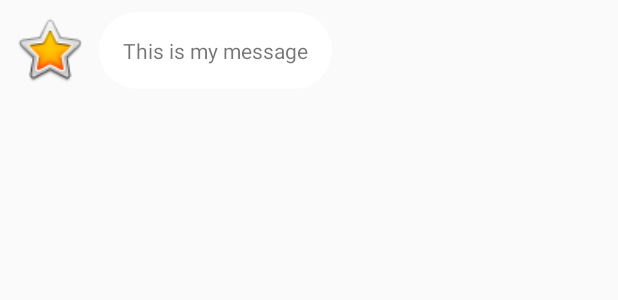
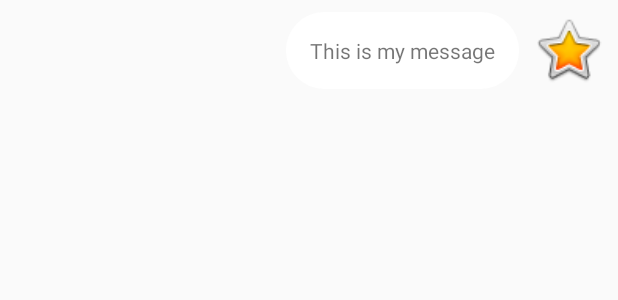
Before and after one commit to hyun132/KotlinMessenger, an Android app: the layout chat_from_row.xml on its own in the app's theme, with its tools: preview values and no code run, on a phone screen of 412 x 824 dp. Shown: the top 300 px of the screen. Run offline under Robolectric (Android 15) with nearby library versions, the phone set to English and light mode, and no system bars.

```diff
--- /dev/null
+++ b/app/src/main/java/com/example/kotlinmessenger/models/ChatMessage.kt
@@ -0,0 +1,5 @@
+package com.example.kotlinmessenger.models
+
+class ChatMessage(val id : String,val text:String, val fromId:String, val toId:String, val timestamp:Long){
+    constructor():this("","","","",-1)
+}
--- a/app/src/main/res/layout/activity_chat_log.xml
+++ b/app/src/main/res/layout/activity_chat_log.xml
@@ -6,13 +6,12 @@
     android:layout_height="match_parent"
     android:orientation="vertical"
     tools:context=".messages.ChatLogActivity"
-    android:paddingTop="8dp"
     android:background="@android:color/holo_green_light">
 
     <androidx.recyclerview.widget.RecyclerView
         android:id="@+id/recyclerview_chat_log"
         android:layout_width="409dp"
-        android:layout_height="668dp"
+        android:layout_height="0dp"
         android:layout_marginBottom="16dp"
         app:layoutManager="androidx.recyclerview.widget.LinearLayoutManager"
         app:layout_constraintBottom_toTopOf="@+id/linearLayout"
--- a/app/src/main/res/layout/chat_from_row.xml
+++ b/app/src/main/res/layout/chat_from_row.xml
@@ -7,30 +7,33 @@
 android:layout_height="wrap_content">
 
 <ImageView
-        android:id="@+id/imageView"
+    android:id="@+id/imageView_from_row"
     android:layout_width="50dp"
     android:layout_height="50dp"
-        android:layout_marginStart="8dp"
-        android:layout_marginLeft="8dp"
     android:layout_marginTop="8dp"
+    android:layout_marginEnd="8dp"
+    android:layout_marginRight="8dp"
     android:layout_marginBottom="8dp"
     android:src="@android:drawable/btn_star_big_on"
     app:layout_constraintBottom_toBottomOf="parent"
-        app:layout_constraintStart_toStartOf="parent"
+    app:layout_constraintEnd_toEndOf="parent"
     app:layout_constraintTop_toTopOf="parent" />
 
 <TextView
-        android:padding="16dp"
+    android:id="@+id/textview_from_row"
     android:layout_width="wrap_content"
     android:layout_height="match_parent"
-        android:layout_marginStart="8dp"
-        android:layout_marginLeft="8dp"
+    android:layout_marginStart="24dp"
+    android:layout_marginLeft="24dp"
+    android:layout_marginEnd="8dp"
+    android:layout_marginRight="8dp"
+    android:background="@drawable/rounded_edittext_register_login"
     android:maxWidth="240dp"
+    android:padding="16dp"
     android:text="This is my message"
-        app:layout_constraintEnd_toEndOf="parent"
-        app:layout_constraintHorizontal_bias="0.0"
-        app:layout_constraintStart_toEndOf="@+id/imageView"
-        app:layout_constraintTop_toTopOf="@+id/imageView"
-        android:background="@drawable/rounded_edittext_register_login"/>
+    app:layout_constraintEnd_toStartOf="@+id/imageView_from_row"
+    app:layout_constraintHorizontal_bias="1.0"
+    app:layout_constraintStart_toStartOf="parent"
+    app:layout_constraintTop_toTopOf="@+id/imageView_from_row" />
 
 </androidx.constraintlayout.widget.ConstraintLayout>
```
Also changed, not shown: app/src/main/java/com/example/kotlinmessenger/messages/ChatLogActivity.kt (+86 -10 lines), app/src/main/res/layout/chat_to_row.xml (+11 -10 lines). Lines whose indentation alone changed are shown as unchanged.
